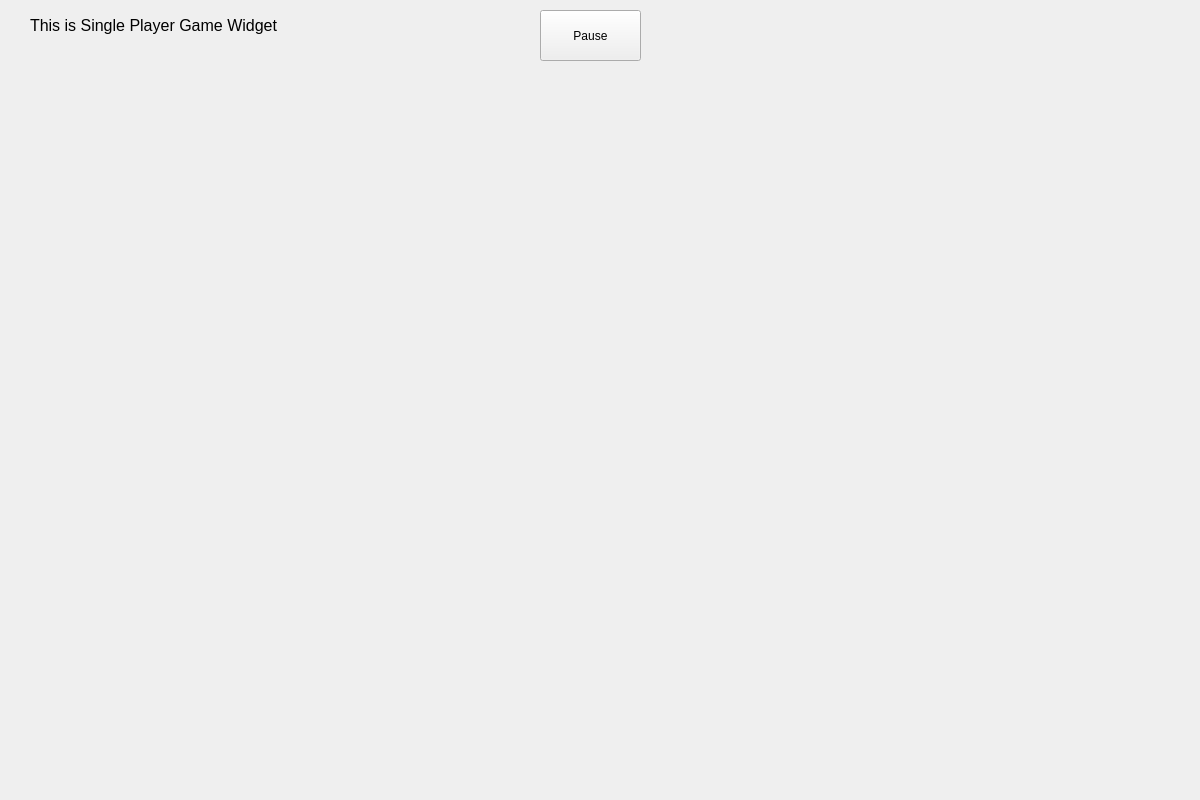
raitocc/run, file Tank_Trouble_IV/singlegamewidget.ui: the form before one commit.
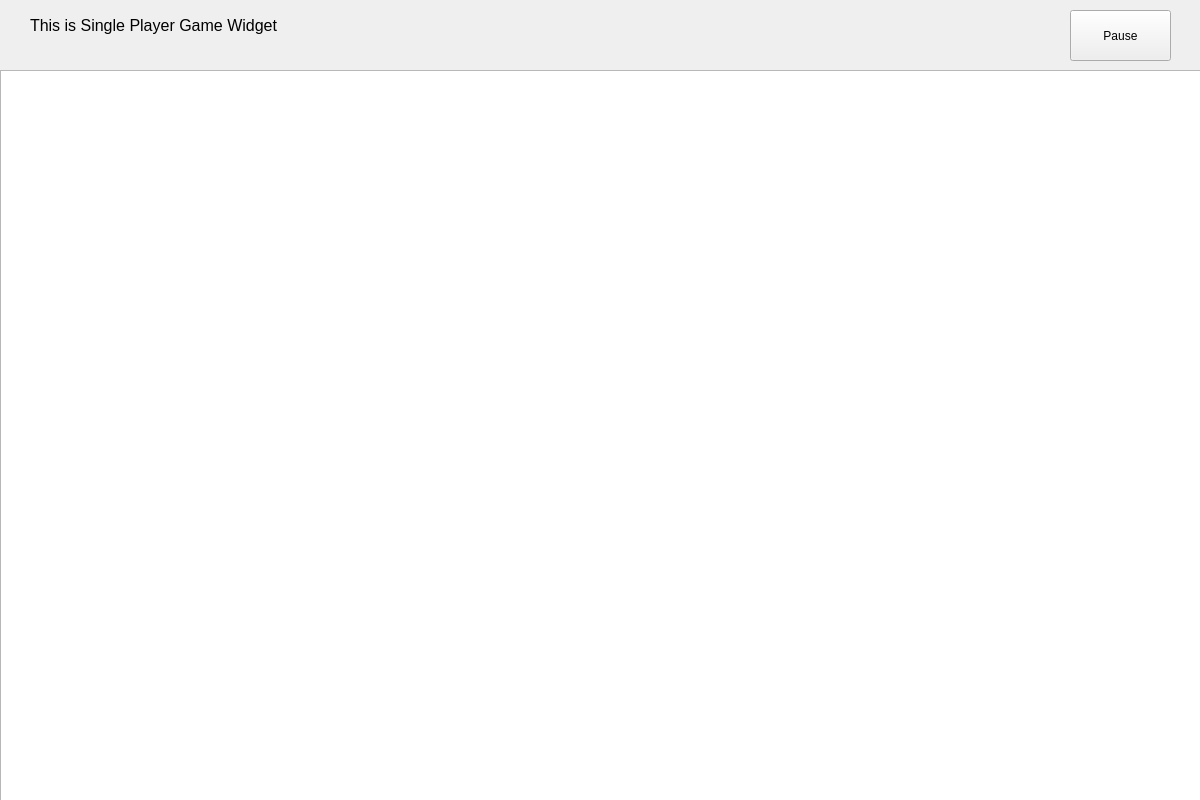
The form after the commit.

The edit to the form file:
```diff
--- a/Tank_Trouble_IV/singlegamewidget.ui
+++ b/Tank_Trouble_IV/singlegamewidget.ui
@@ -34,7 +34,7 @@
   <widget class="QPushButton" name="btnPause">
    <property name="geometry">
     <rect>
-     <x>540</x>
+     <x>1070</x>
      <y>10</y>
      <width>101</width>
      <height>51</height>
@@ -44,6 +44,16 @@
     <string>Pause</string>
    </property>
   </widget>
+  <widget class="QGraphicsView" name="graphicsView">
+   <property name="geometry">
+    <rect>
+     <x>0</x>
+     <y>70</y>
+     <width>1201</width>
+     <height>731</height>
+    </rect>
+   </property>
+  </widget>
  </widget>
  <resources/>
  <connections/>
```
